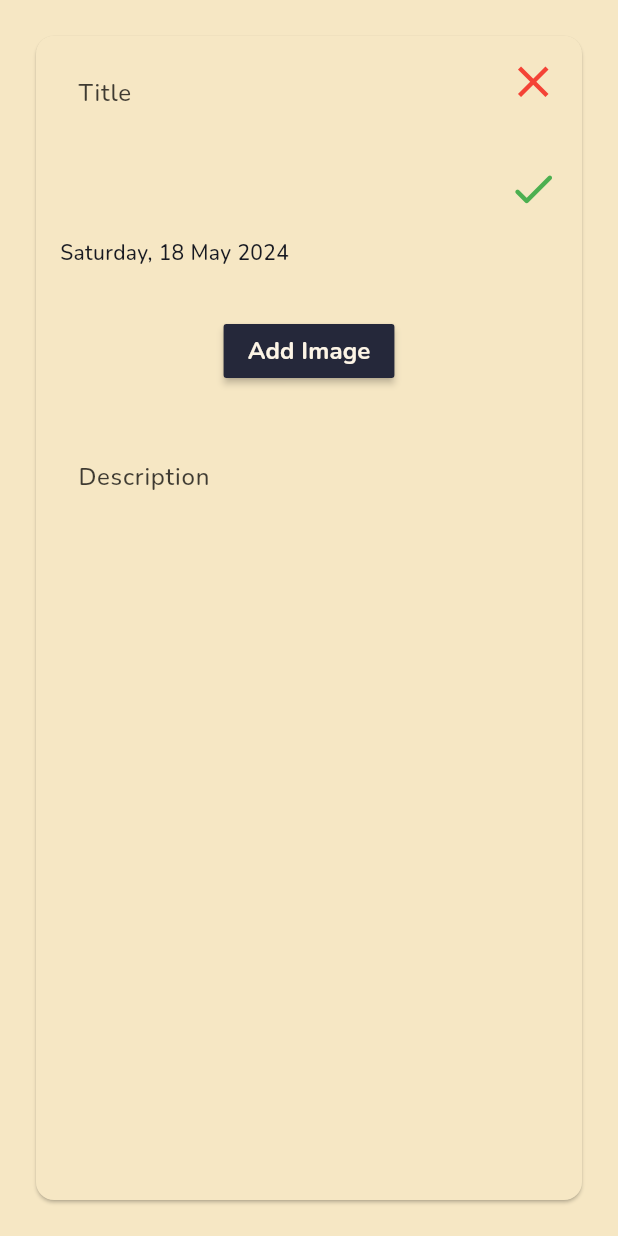
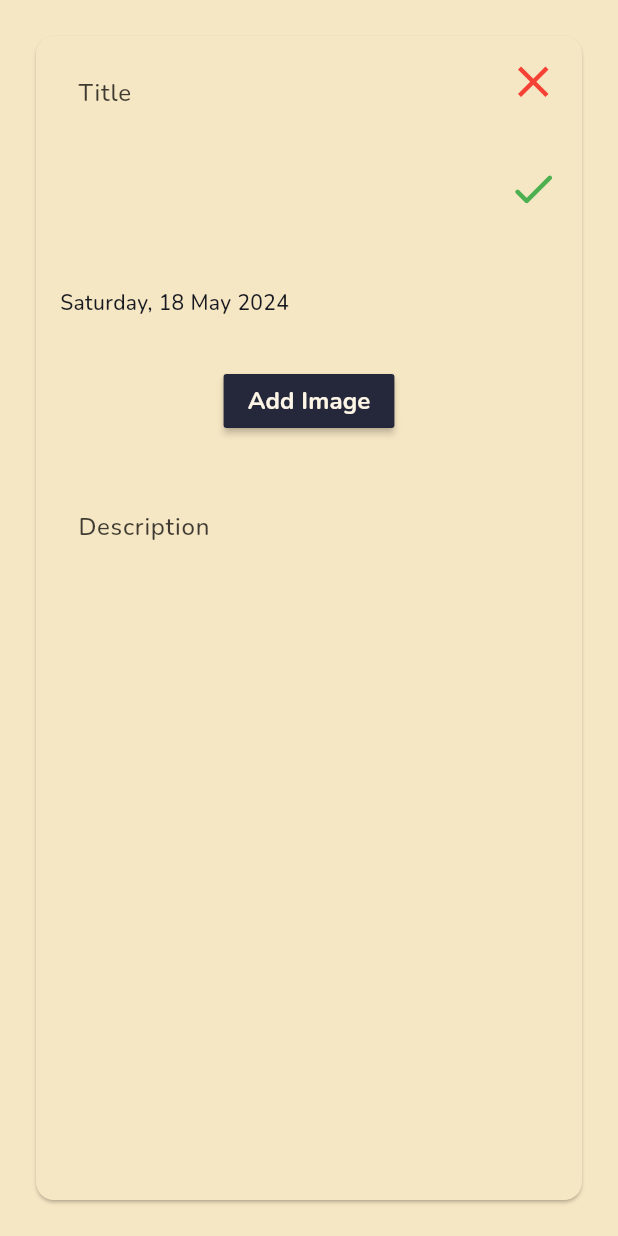
Before and after one commit to johnkimhyuntae/astral, a Flutter app: the AddLog widget shown alone on an empty page, opened directly, on a phone screen of 412 x 824 dp. Run offline on Flutter 3.47's test engine with Material 3 defaults, Android fonts, the phone set to English and light mode, and no system bars; our stand-ins replace image_picker; missing offline and left inert: reorderable_staggered_scroll_view; network calls fail.

Commit message:
log margins and ratios - not finished kinda

```diff
--- a/lib/add_log.dart
+++ b/lib/add_log.dart
@@ -52,6 +52,7 @@ class _AddLogState extends State<AddLog> {
                       child: Align(
                         alignment: Alignment.topLeft,
                         child: SizedBox(
+                          height: (1/6) * height,
                           width: 2 * width / 3,
                           child: TextField(
                             maxLines: 3,
@@ -85,8 +86,8 @@ class _AddLogState extends State<AddLog> {
                         alignment: Alignment.topCenter,
                         child: (imageExists) ?
                           SizedBox(
-                          height: 50,
-                          width: 100,
+                          height: (1/6) * height,
+                          width: (75/100) * width,
                           child: (kIsWeb) ? Image.network(_selectedImage!.path) : Image.file(_selectedImage!)
                         ) : MaterialButton(
                           color: const Color.fromRGBO(37, 40, 58, 1.0),
@@ -105,10 +106,11 @@ class _AddLogState extends State<AddLog> {
                       ),
                     ),
                     Padding(
-                      padding: const EdgeInsets.only(left: 12.0, right: 12.0, top: 16.0, bottom: 12.0),
+                      padding: const EdgeInsets.only(left: 12.0, right: 12.0, top: 16.0),
                       child: Align(
                         alignment: Alignment.bottomCenter,
                         child: SizedBox(
+                          height: (1/3) * height,
                           width: (85/100) * width,
                           child: TextField(
                             maxLines: 9,
@@ -150,8 +152,6 @@ class _AddLogState extends State<AddLog> {
                           color: Colors.green,
                           icon: const Icon(IconData(0xf636, fontFamily: 'MaterialIcons')),
                           onPressed: () {
-                            print(userTitle);
-                            print(userLog);
                             LogData x = LogData(id: uuid.v4(), title: userTitle, date: date, log: userLog, image: _selectedImage);
                             appState.logs.insert(0, x);
                             Navigator.pop(context);
```
Also changed, not shown: lib/log_entry.dart (+4 -3 lines), lib/log_entry_expanded.dart (+12 -8 lines).
